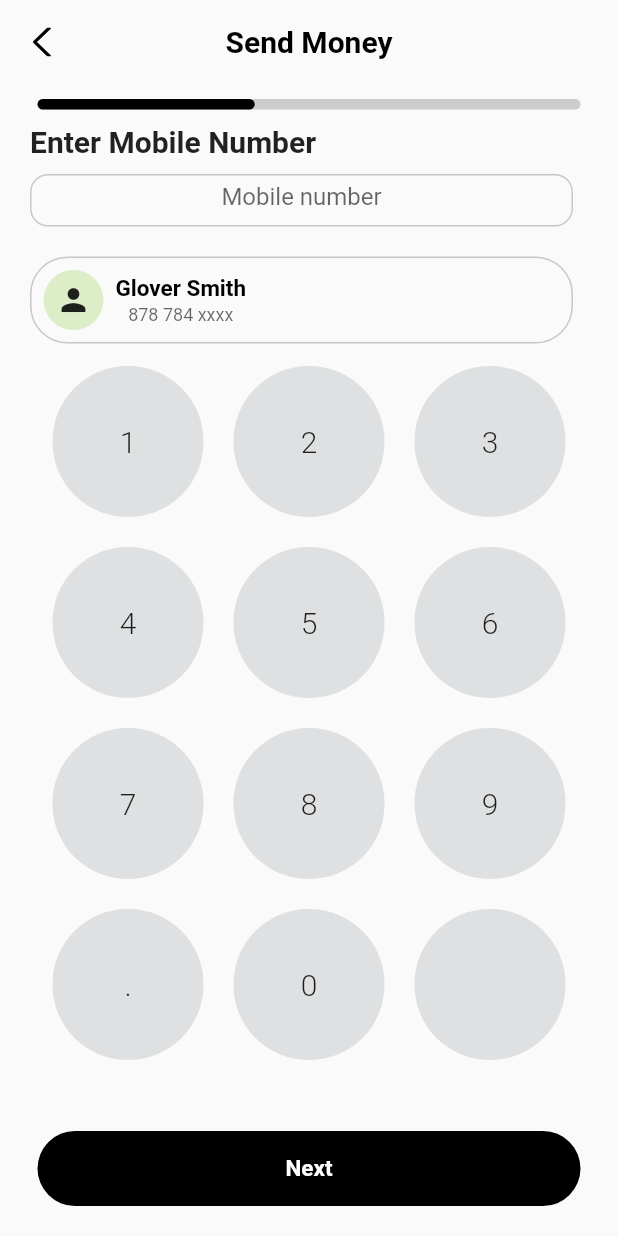
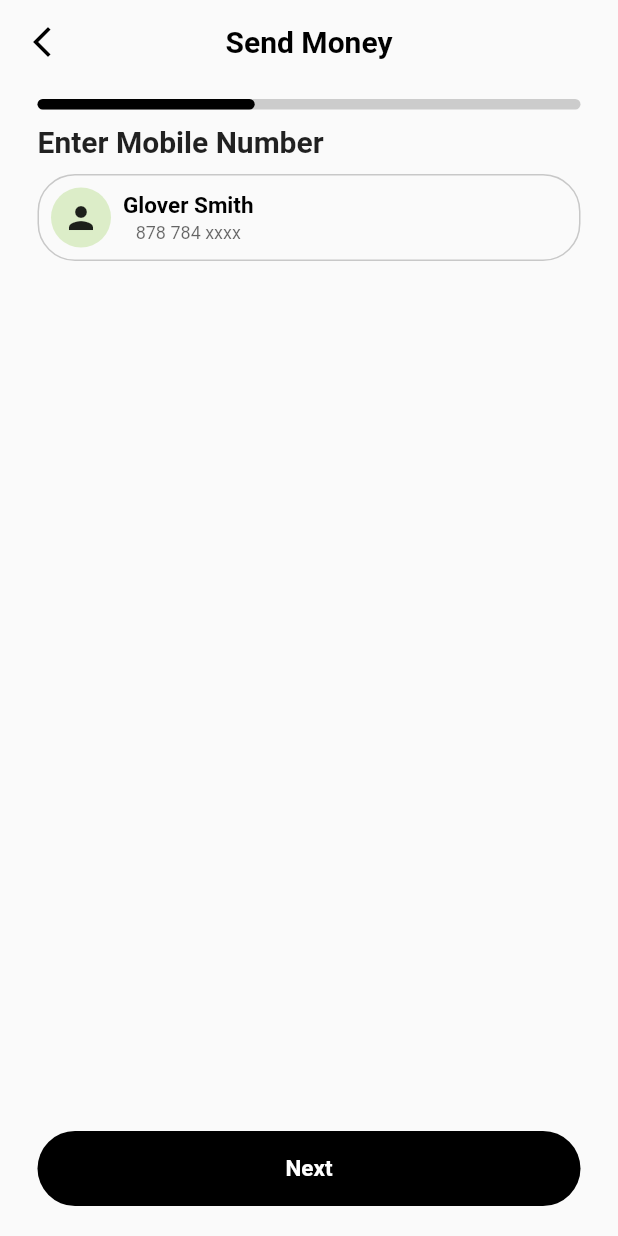
Before and after one commit to officiallykbk/StudentPay, a Flutter app: the MomoNum screen opened directly, on a phone screen of 412 x 824 dp. Run offline on Flutter 3.47's test engine with Material 2 defaults, Android fonts, the phone set to English and light mode, and no system bars; our stand-ins replace flutter_svg, google_fonts.

Commit message:
removed the custom keypad

```diff
--- a/lib/screens/sendScreenPages/momo_num.dart
+++ b/lib/screens/sendScreenPages/momo_num.dart
@@ -1,5 +1,4 @@
 import 'package:flutter/material.dart';
-
 import 'passpage.dart';
 import 'referencepages.dart';
 
@@ -11,16 +10,24 @@ class MomoNum extends StatefulWidget {
 }
 
 class _MomoNumState extends State<MomoNum> {
+  String general = '';
   final TextEditingController textarea = TextEditingController();
-  String general = '';
   opener() {
     return const PassWord();
   }
 
+  bool maxlengthreached = false;
   ontapped(String text) {
-    setState(() {
-      textarea.text += text;
-    });
+    if (!maxlengthreached) {
+      setState(() {
+        if (textarea.text.length < 10) {
+          textarea.text += text;
+        }
+      });
+    }
+    if (textarea.text.length > 10) {
+      maxlengthreached = true;
+    }
   }
 
   @override
@@ -44,31 +51,6 @@ class _MomoNumState extends State<MomoNum> {
                   const Text(
                     "Enter Mobile Number",
                     style: TextStyle(fontSize: 20, fontWeight: FontWeight.w700),
-                  ),
-                  // hello
-                  Container(
-                    margin: const EdgeInsets.symmetric(vertical: 10),
-                    decoration: ShapeDecoration(
-                      shape: RoundedRectangleBorder(
-                        side: BorderSide(
-                          width: 1,
-                          color: Colors.black.withOpacity(0.20000000298023224),
-                        ),
-                        borderRadius: BorderRadius.circular(12),
-                      ),
-                    ),
-                    height: 35,
-                    width: screenWidth - 50,
-                    child: TextFormField(
-                      // keyboardAppearance: ,
-                      // readOnly: true,
-                      controller: textarea,
-                      textAlign: TextAlign.center,
-                      autocorrect: false,
-                      decoration: const InputDecoration(
-                          hintText: "Mobile number", border: InputBorder.none),
-                      keyboardType: TextInputType.number,
-                    ),
                   ),
                   Container(
                     width: MediaQuery.of(context).size.width - 50,
@@ -118,12 +100,10 @@ class _MomoNumState extends State<MomoNum> {
                       ),
                     ),
                   ),
-                  Expanded(child: KeyPad(ontapped: ontapped))
                 ],
               ),
             ),
           ),
-          // const Spacer(),
           GestureDetector(
             onTap:
                 //general == ''
--- a/lib/screens/sendScreenPages/referencepages.dart
+++ b/lib/screens/sendScreenPages/referencepages.dart
@@ -2,40 +2,82 @@ import 'package:flutter/material.dart';
 import 'package:flutter_svg/svg.dart';
 
 // THIS SECTION SHOWS THE KEYPAD, WHICH WOULD BE USED TO TYPE AMOUNT
-
-// ontapped(text) {
-//   return text;
+// class KeyPad extends StatelessWidget {
+//   final Function ontapped;
+//   const KeyPad({super.key, required this.ontapped});
+//   @override
+//   Widget build(BuildContext context) {
+//     List<dynamic> digits = [1, 2, 3, 4, 5, 6, 7, 8, 9, '.', 0, ""];
+//     return Container(
+//         width: MediaQuery.of(context).size.width - 50,
+//         margin: const EdgeInsets.all(5),
+//         child: GridView.builder(
+//           itemCount: 12,
+//           gridDelegate: const SliverGridDelegateWithFixedCrossAxisCount(
+//               crossAxisCount: 3),
+//           itemBuilder: (context, index) {
+//             return InkWell(
+//               onTap: () => ontapped("${digits[index]}"),
+//               child: Container(
+//                 decoration: BoxDecoration(
+//                     color: const Color.fromARGB(255, 222, 224, 225),
+//                     borderRadius: BorderRadius.circular(50)),
+//                 alignment: Alignment.center,
+//                 margin: const EdgeInsets.all(10),
+//                 child: Text("${digits[index]}",
+//                     style: const TextStyle(
+//                         fontSize: 30, fontWeight: FontWeight.w700)),
+//               ),
+//             );
+//           },
+//         ));
+//   }
 // }
 
-class KeyPad extends StatelessWidget {
-  final Function ontapped;
-  const KeyPad({super.key, required this.ontapped});
+// THIS SECTION IS MEANT TO ADJUST THE NUMBER TEXT AREAS
+class NumTextfield extends StatefulWidget {
+  final TextEditingController varController;
+  // SETTING A STOP FOR THE NUMBER OF CHARACTERS ONE CAN ENTER
+  final int maxnumber;
+  // USED TO PICK THE HINT TEXT OF THE TEXTAREA
+  final String purpose;
+  const NumTextfield(this.maxnumber,
+      {super.key, required this.varController, required this.purpose});
+
+  @override
+  State<NumTextfield> createState() => _NumTextfieldState();
+}
+
+class _NumTextfieldState extends State<NumTextfield> {
   @override
   Widget build(BuildContext context) {
-    List<dynamic> digits = [1, 2, 3, 4, 5, 6, 7, 8, 9, '.', 0, ""];
     return Container(
-        width: MediaQuery.of(context).size.width - 50,
-        margin: const EdgeInsets.all(5),
-        child: GridView.builder(
-          itemCount: 12,
-          gridDelegate: const SliverGridDelegateWithFixedCrossAxisCount(
-              crossAxisCount: 3),
-          itemBuilder: (context, index) {
-            return InkWell(
-              onTap: () => ontapped("${digits[index]}"),
-              child: Container(
-                decoration: BoxDecoration(
-                    color: const Color.fromARGB(255, 222, 224, 225),
-                    borderRadius: BorderRadius.circular(50)),
-                alignment: Alignment.center,
-                margin: const EdgeInsets.all(10),
-                child: Text("${digits[index]}",
-                    style: const TextStyle(
-                        fontSize: 20, fontWeight: FontWeight.w300)),
-              ),
-            );
-          },
-        ));
+      margin: const EdgeInsets.symmetric(vertical: 10),
+      decoration: ShapeDecoration(
+        shape: RoundedRectangleBorder(
+          side: BorderSide(
+            width: 1,
+            color: Colors.black.withOpacity(0.20000000298023224),
+          ),
+          borderRadius: BorderRadius.circular(12),
+        ),
+      ),
+      height: 30,
+      width: MediaQuery.of(context).size.width - 50,
+      child: TextFormField(
+        controller: widget.varController,
+        style: const TextStyle(
+          fontWeight: FontWeight.w700,
+        ),
+        textAlign: TextAlign.center,
+        autocorrect: false,
+        decoration: InputDecoration(
+          hintText: widget.purpose,
+          border: InputBorder.none,
+        ),
+        keyboardType: TextInputType.number,
+      ),
+    );
   }
 }
 
@@ -105,14 +147,11 @@ class AppTop extends StatelessWidget {
     return AppBar(
       backgroundColor: Colors.transparent,
       elevation: 0.0,
-      leading: GestureDetector(
-        onTap: () => Navigator.of(context).pop(),
-        child: Container(
-          margin: const EdgeInsets.all(10),
-          alignment: Alignment.center,
-          child: SvgPicture.asset("assets/svgassets/back_button.svg"),
-        ),
-      ),
+      leading: IconButton(
+          onPressed: () {
+            Navigator.of(context).pop();
+          },
+          icon: const Icon(Icons.arrow_back_ios_new)),
       title: Text(name,
           style: const TextStyle(
               fontSize: 20, fontWeight: FontWeight.w700, color: Colors.black)),
@@ -140,102 +179,3 @@ class Progress extends StatelessWidget {
     );
   }
 }
-
-// class QuickSend extends StatelessWidget {
-//   final String qname;
-//   const QuickSend({super.key, required this.qname});
-
-//   @override
-//   Widget build(BuildContext context) {
-//     return Container(
-//         width: 44,
-//         height: 60,
-//         child: const Column(
-//           crossAxisAlignment: CrossAxisAlignment.start,
-//           mainAxisAlignment: MainAxisAlignment.center,
-//           children: [
-//             CircleAvatar(child: Icon(Icons.person)),
-//             Text(qname,
-//                 style: TextStyle(fontSize: 12, fontWeight: FontWeight.w400))
-//           ],
-//         ));
-//   }
-// }
-
-// Column(
-//                         crossAxisAlignment: CrossAxisAlignment.start,
-//                         mainAxisAlignment: MainAxisAlignment.center,
-//                         children: [
-//                           CircleAvatar(child: Icon(Icons.person)),
-//                           Text("James",
-//                               style: TextStyle(
-//                                   fontSize: 12, fontWeight: FontWeight.w400))
-//                         ],
-//                       )
-
-
-
-// class LastPage extends StatelessWidget {
-//   const LastPage({super.key});
-
-//   @override
-//   Widget build(BuildContext context) {
-//     return Expanded(child:
-//     Container(
-//             decoration: BoxDecoration(
-//                 border: Border.all(width: 1),
-//                 borderRadius: const BorderRadius.all(Radius.circular(20))),
-//             width: 350,
-//             height: 60,
-//             child: const Expanded(
-//                 child: Row(
-//               children: [
-//                 SizedBox(width: 10),
-//                 CircleAvatar(child: Icon(Icons.person)),
-//                 SizedBox(width: 5),
-//                 Column(
-//                   mainAxisAlignment: MainAxisAlignment.center,
-//                   crossAxisAlignment: CrossAxisAlignment.start,
-//                   children: [
-//                     Text("Barry Allen",
-//                         style: TextStyle(
-//                             fontSize: 15, fontWeight: FontWeight.w700)),
-//                     SizedBox(height: 5),
-//                     Text("0205543177",
-//                         style: TextStyle(
-//                             fontSize: 12, fontWeight: FontWeight.w400))
-//                   ],
-//                 )
-//               ],
-//             )),
-//           ),
-//           Container(
-//             width: 350,
-//             height: 150,
-//             margin: const EdgeInsets.only(left: 25, right: 25),
-//             child: const Center(
-//               child:
-//                   // TO BE REPLACED BY INPUT LISTENER
-//                   Text("Wait",
-//                       style:
-//                           TextStyle(fontSize: 40, fontWeight: FontWeight.w700)),
-//             ),
-//           ),
-//           // Keypad session
-//           const Expanded(
-//             child: KeyPad(),
-//           ),
-
-//           Container(
-//             height: 50,
-//             padding: const EdgeInsets.all(8),
-//             width: 350,
-//             decoration: const BoxDecoration(
-//                 color: Colors.blue,
-//                 borderRadius: BorderRadius.all(Radius.circular(50))),
-//             child: const Text("Send",
-//                 textAlign: TextAlign.center,
-//                 style: TextStyle(fontSize: 30, fontWeight: FontWeight.w600)),
-//           ));
-//   }
-// }
--- a/pubspec.yaml
+++ b/pubspec.yaml
@@ -38,6 +38,7 @@ dependencies:
   cupertino_icons: ^1.0.2
   google_fonts: ^6.0.0
   google_nav_bar: ^5.0.6
+  intl: ^0.18.1
 
 dev_dependencies:
   flutter_test:
```
Also changed, not shown: lib/screens/home_scren.dart (+23 -6 lines), lib/screens/sendScreenPages/acc_num.dart (+16 -31 lines), lib/screens/sendScreenPages/passpage.dart (+15 -29 lines), pubspec.lock.
